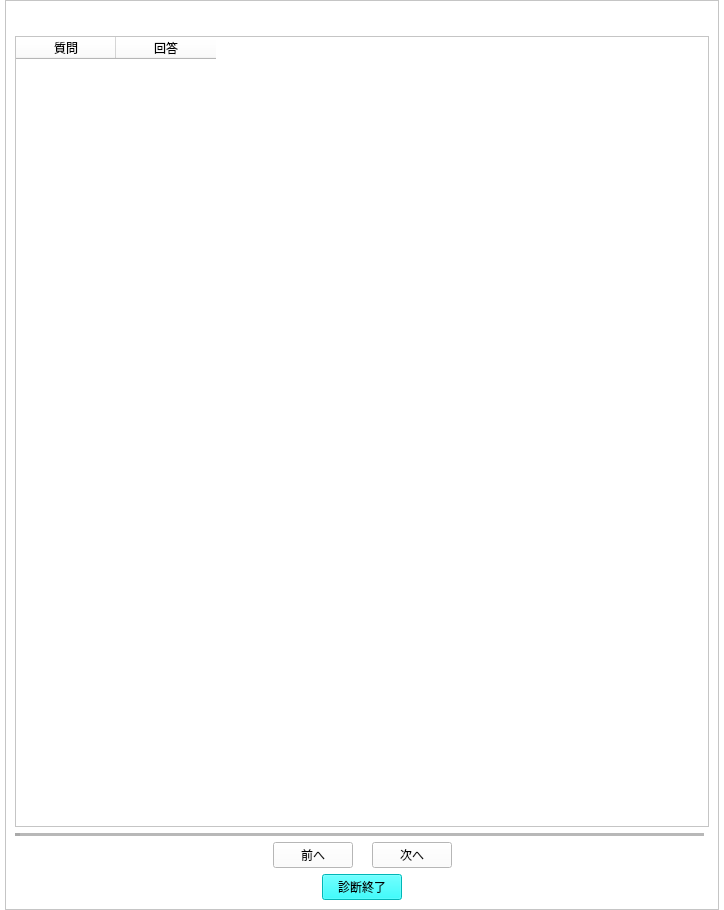
First picture: the form in design/enaviInput.ui, repository kokimame/e-navi, before the edit.
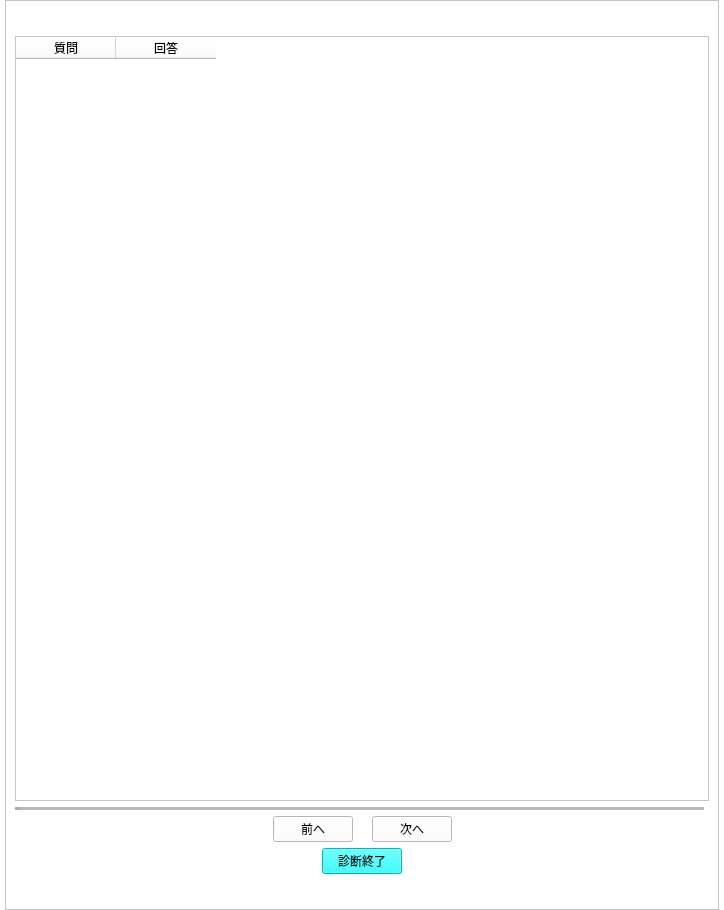
Second picture: the form after the edit. Icons and pictures are not drawn.

Commit message: Added Footer label to each e-navi pages

What changed in the file:
```diff
--- a/design/enaviInput.ui
+++ b/design/enaviInput.ui
@@ -198,6 +198,46 @@
          </item>
         </layout>
        </item>
+       <item>
+        <layout class="QHBoxLayout" name="horizontalLayout_3">
+         <item>
+          <spacer name="horizontalSpacer_3">
+           <property name="orientation">
+            <enum>Qt::Horizontal</enum>
+           </property>
+           <property name="sizeHint" stdset="0">
+            <size>
+             <width>40</width>
+             <height>20</height>
+            </size>
+           </property>
+          </spacer>
+         </item>
+         <item>
+          <widget class="QLabel" name="label_4">
+           <property name="text">
+            <string/>
+           </property>
+           <property name="pixmap">
+            <pixmap>../image/eclass_lower.png</pixmap>
+           </property>
+          </widget>
+         </item>
+         <item>
+          <spacer name="horizontalSpacer_10">
+           <property name="orientation">
+            <enum>Qt::Horizontal</enum>
+           </property>
+           <property name="sizeHint" stdset="0">
+            <size>
+             <width>40</width>
+             <height>20</height>
+            </size>
+           </property>
+          </spacer>
+         </item>
+        </layout>
+       </item>
       </layout>
      </widget>
     </widget>
```
The commit also changes 9 other files.
